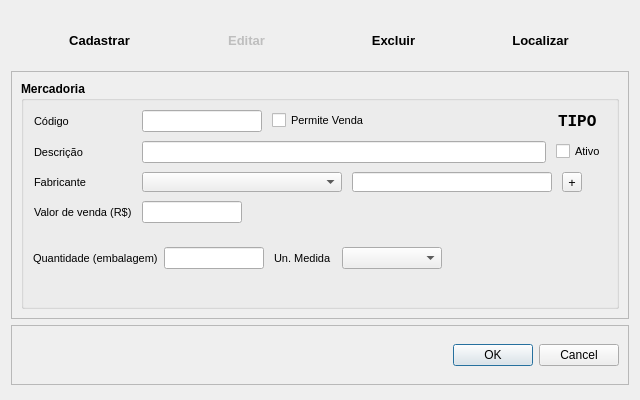
First picture: the form in Resources/UI/CadastroMercadoria.ui, repository Klubas/Projeto-SOAD, before the edit.
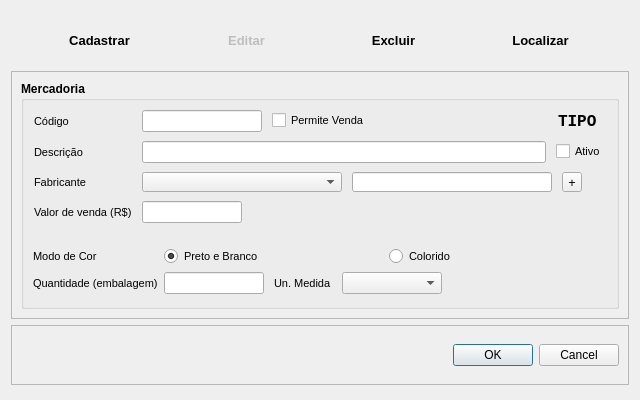
Second picture: the form after the edit.

What changed in the file:
```diff
--- a/Resources/UI/CadastroMercadoria.ui
+++ b/Resources/UI/CadastroMercadoria.ui
@@ -458,13 +458,41 @@
                    <set>Qt::AlignLeading|Qt::AlignLeft|Qt::AlignTop</set>
                   </property>
                   <item row="0" column="0">
+                   <widget class="QLabel" name="label_2">
+                    <property name="text">
+                     <string>Modo de Cor</string>
+                    </property>
+                   </widget>
+                  </item>
+                  <item row="0" column="1">
+                   <layout class="QHBoxLayout" name="horizontalLayout_13">
+                    <item>
+                     <widget class="QRadioButton" name="radioButton_pb">
+                      <property name="text">
+                       <string>Preto e Branco</string>
+                      </property>
+                      <property name="checked">
+                       <bool>true</bool>
+                      </property>
+                     </widget>
+                    </item>
+                    <item>
+                     <widget class="QRadioButton" name="radioButton_cor">
+                      <property name="text">
+                       <string>Colorido</string>
+                      </property>
+                     </widget>
+                    </item>
+                   </layout>
+                  </item>
+                  <item row="1" column="0">
                    <widget class="QLabel" name="label_quantidade_embalagem">
                     <property name="text">
                      <string>Quantidade (embalagem)</string>
                     </property>
                    </widget>
                   </item>
-                  <item row="0" column="1">
+                  <item row="1" column="1">
                    <layout class="QHBoxLayout" name="horizontalLayout_6">
                     <property name="spacing">
                      <number>10</number>
```
Left out of the diff: 18 changed lines with no effect on the pictures.
